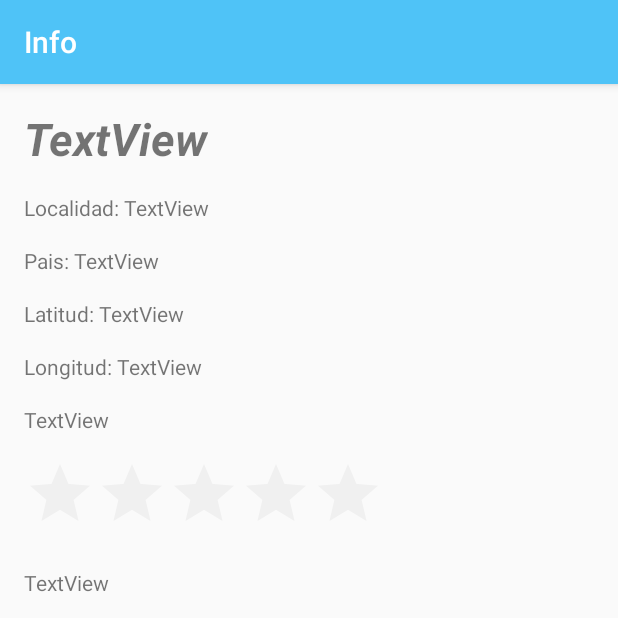
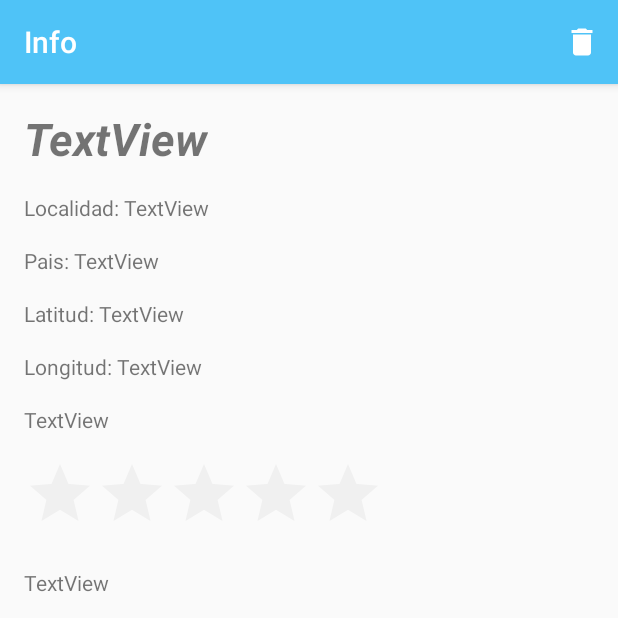
Before and after one commit to ByFalcon/GeolocalizacionFinal, an Android app: the Detail screen opened directly, with no data from a screen before it, on a phone screen of 412 x 824 dp, the top half of it. Run offline under Robolectric (Android 15) with nearby library versions, the phone set to English and light mode, and no system bars; 9 statements that could not run were skipped.

Commit message:
investigar eliminar de firebase y falta editar

```diff
--- a/app/src/main/java/com/example/danie/geolocalizacionfinal/Detail.java
+++ b/app/src/main/java/com/example/danie/geolocalizacionfinal/Detail.java
@@ -8,6 +8,8 @@ import android.support.design.widget.Snackbar;
 import android.support.v7.app.AppCompatActivity;
 import android.support.v7.widget.Toolbar;
 import android.util.Log;
+import android.view.Menu;
+import android.view.MenuItem;
 import android.view.View;
 import android.widget.RatingBar;
 import android.widget.TextView;
@@ -17,6 +19,10 @@ public class Detail extends AppCompatActivity {
     private TextView textViewDetalleNombre, textViewDetalleLocalidad, textViewDetallePais,
             textViewDetalleLatitud, textViewDetalleLongitud, textViewDetalleComentario, textViewDetalleFecha;
     private RatingBar ratingBar;
+
+    GestorLugar gestor;
+
+    Lugar lugar;
 
     @Override
     protected void onCreate(Bundle savedInstanceState) {
@@ -28,8 +34,16 @@ public class Detail extends AppCompatActivity {
         init();
 
         Intent intent = getIntent();
-        Lugar lugar = intent.getParcelableExtra("lugarDetalle");
+        lugar = intent.getParcelableExtra("lugarDetalle");
         Log.v("xxx", lugar.toString());
+
+        FloatingActionButton fab = (FloatingActionButton) findViewById(R.id.fab);
+        fab.setOnClickListener(new View.OnClickListener() {
+            @Override
+            public void onClick(View view) {
+                finish();
+            }
+        });
 
         textViewDetalleNombre.setText(lugar.getNombre());
         textViewDetalleLocalidad.setText(lugar.getLocalidad());
@@ -41,14 +55,6 @@ public class Detail extends AppCompatActivity {
         ratingBar.setFocusable(false);
         ratingBar.setEnabled(false);
         textViewDetalleFecha.setText(lugar.getFecha());
-
-        FloatingActionButton fab = (FloatingActionButton) findViewById(R.id.fab);
-        fab.setOnClickListener(new View.OnClickListener() {
-            @Override
-            public void onClick(View view) {
-                finish();
-            }
-        });
     }
 
     private void init(){
@@ -60,6 +66,27 @@ public class Detail extends AppCompatActivity {
         textViewDetalleComentario = findViewById(R.id.textViewDetalleComentario);
         ratingBar = findViewById(R.id.ratingBar);
         textViewDetalleFecha = findViewById(R.id.textViewDetalleFecha);
+        gestor = new GestorLugar(this, true);
+    }
+
+    @Override
+    public boolean onCreateOptionsMenu(Menu menu) {
+        getMenuInflater().inflate(R.menu.menu_detail, menu);
+        return true;
+    }
+
+    @Override
+    public boolean onOptionsItemSelected(MenuItem item) {
+        int id = item.getItemId();
+        if (id == R.id.eliminar_lugar) {
+            Intent i = new Intent();
+            //eliminar de firebase
+            gestor.remove(lugar.getKey());
+            setResult(RESULT_OK, i);
+            finish();
+            return true;
+        }
+        return super.onOptionsItemSelected(item);
     }
 
 }
--- /dev/null
+++ b/app/src/main/res/drawable/ic_delete_white_24dp.xml
@@ -0,0 +1,5 @@
+<vector android:height="24dp" android:tint="#FFFFFF"
+    android:viewportHeight="24.0" android:viewportWidth="24.0"
+    android:width="24dp" xmlns:android="http://schemas.android.com/apk/res/android">
+    <path android:fillColor="#FF000000" android:pathData="M6,19c0,1.1 0.9,2 2,2h8c1.1,0 2,-0.9 2,-2V7H6v12zM19,4h-3.5l-1,-1h-5l-1,1H5v2h14V4z"/>
+</vector>
--- /dev/null
+++ b/app/src/main/res/menu/menu_detail.xml
@@ -0,0 +1,10 @@
+<?xml version="1.0" encoding="utf-8"?>
+<menu xmlns:app="http://schemas.android.com/apk/res-auto"
+    xmlns:android="http://schemas.android.com/apk/res/android">
+
+    <item
+        android:id="@+id/eliminar_lugar"
+        android:icon="@drawable/ic_delete_white_24dp"
+        android:title="Eliminar"
+        app:showAsAction="always" />
+</menu>
--- a/app/src/main/res/values/styles.xml
+++ b/app/src/main/res/values/styles.xml
@@ -11,6 +11,15 @@
     <style name="AppTheme.NoActionBar">
         <item name="windowActionBar">false</item>
         <item name="windowNoTitle">true</item>
+        <item name="actionBarStyle">@style/ActionBarStyle</item>
+    </style>
+
+    <style name="ActionBarStyle" parent="Widget.AppCompat.ActionBar">
+        <item name="titleTextStyle">@style/ActionBarTitleTextStyle</item>
+    </style>
+
+    <style name="ActionBarTitleTextStyle" parent="TextAppearance.AppCompat.Widget.ActionBar.Title">
+        <item name="android:textColor">@android:color/white</item>
     </style>
 
     <style name="AppTheme.AppBarOverlay" parent="ThemeOverlay.AppCompat.Dark.ActionBar" />
```
Also changed, not shown: app/src/main/java/com/example/danie/geolocalizacionfinal/Firebase.java (+17 -5 lines), app/src/main/java/com/example/danie/geolocalizacionfinal/GestorLugar.java (+20 -1 lines), app/src/main/java/com/example/danie/geolocalizacionfinal/MainActivity.java (+39 -39 lines).
